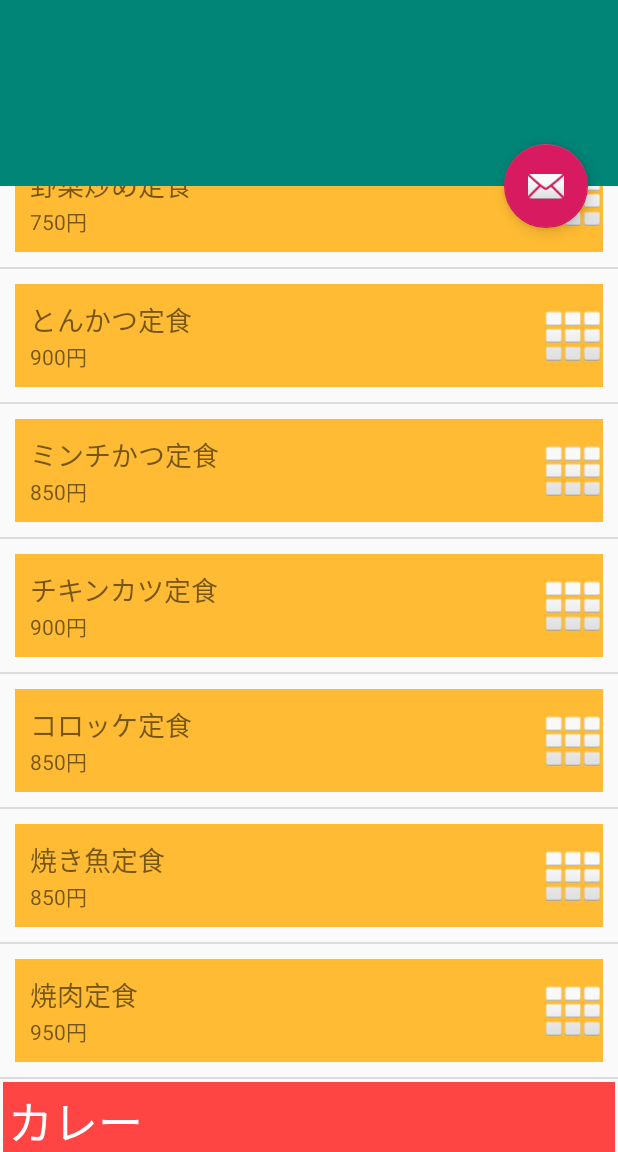
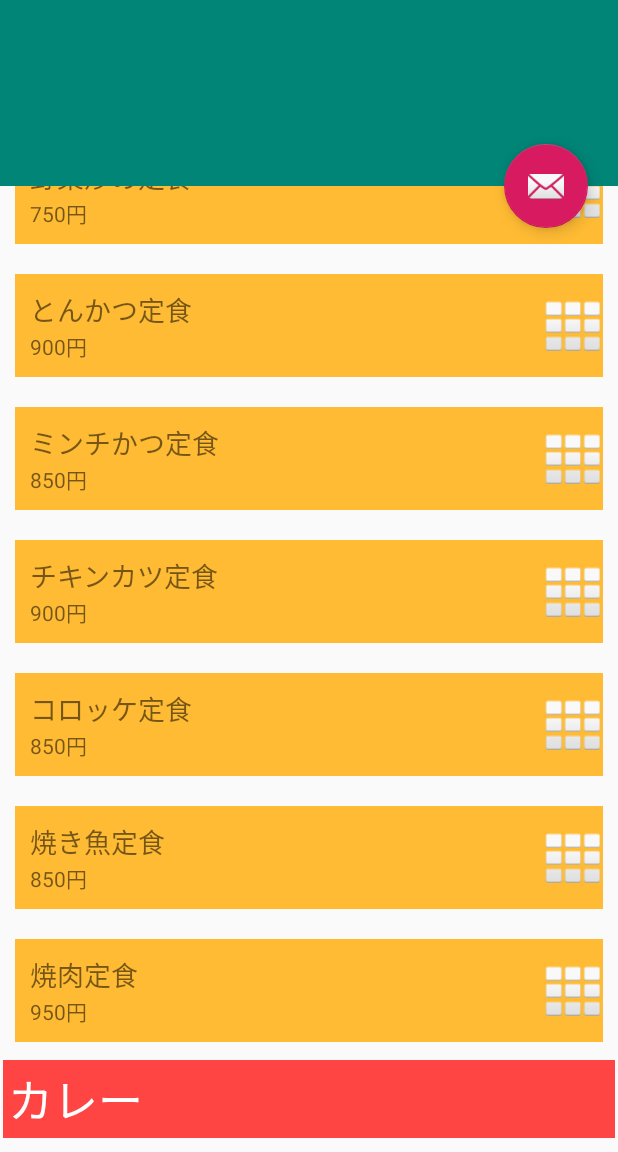
Before and after one commit to TakkySatoh/MenuOnDatabaseSample190130, an Android app: the screen it shows after launch (ScrollListActivity), scrolled down 450 dp, on a phone screen of 412 x 824 dp, the part 84-1236 px from its top. Run offline under Robolectric (Android 15) with nearby library versions, the phone set to English and light mode, and no system bars.

Commit message:
試験運用: 区切り線を削除

```diff
--- a/app/src/main/java/com/websarva/wings/android/menuondatabasesample/ScrollListActivity.java
+++ b/app/src/main/java/com/websarva/wings/android/menuondatabasesample/ScrollListActivity.java
@@ -103,8 +103,8 @@ public class ScrollListActivity extends AppCompatActivity {
         mRvTeishokuMenu.setAdapter(mTeishokuAdapter);
 //        リストに対し区切り線を設定
 //        LinearLayoutManager layout = new LinearLayoutManager(ScrollListActivity.this);
-        DividerItemDecoration decoration = new DividerItemDecoration(ScrollListActivity.this, layout.getOrientation());
-        mRvTeishokuMenu.addItemDecoration(decoration);
+//        DividerItemDecoration decoration = new DividerItemDecoration(ScrollListActivity.this, layout.getOrientation());
+//        mRvTeishokuMenu.addItemDecoration(decoration);
 //        ItemTouchHelperインスタンスを新規生成
 //        引数にネストクラス「Callback」のインスタンスを新規生成の上指定
         mTeishokuHelper = new ItemTouchHelper(new CallbackOnItemTouched(mTeishokuAdapter));
@@ -120,8 +120,8 @@ public class ScrollListActivity extends AppCompatActivity {
         mRvCurryMenu.setAdapter(mCurryAdapter);
 //        リストに対し区切り線を設定
 //        LinearLayoutManager layout = new LinearLayoutManager(ScrollListActivity.this);
-        decoration = new DividerItemDecoration(ScrollListActivity.this, layout.getOrientation());
-        mRvCurryMenu.addItemDecoration(decoration);
+//        decoration = new DividerItemDecoration(ScrollListActivity.this, layout.getOrientation());
+//        mRvCurryMenu.addItemDecoration(decoration);
 //        ItemTouchHelperインスタンスを新規生成
 //        引数にネストクラス「Callback」のインスタンスを新規生成の上指定
         mCurryHelper = new ItemTouchHelper(new CallbackOnItemTouched(mCurryAdapter));
```
